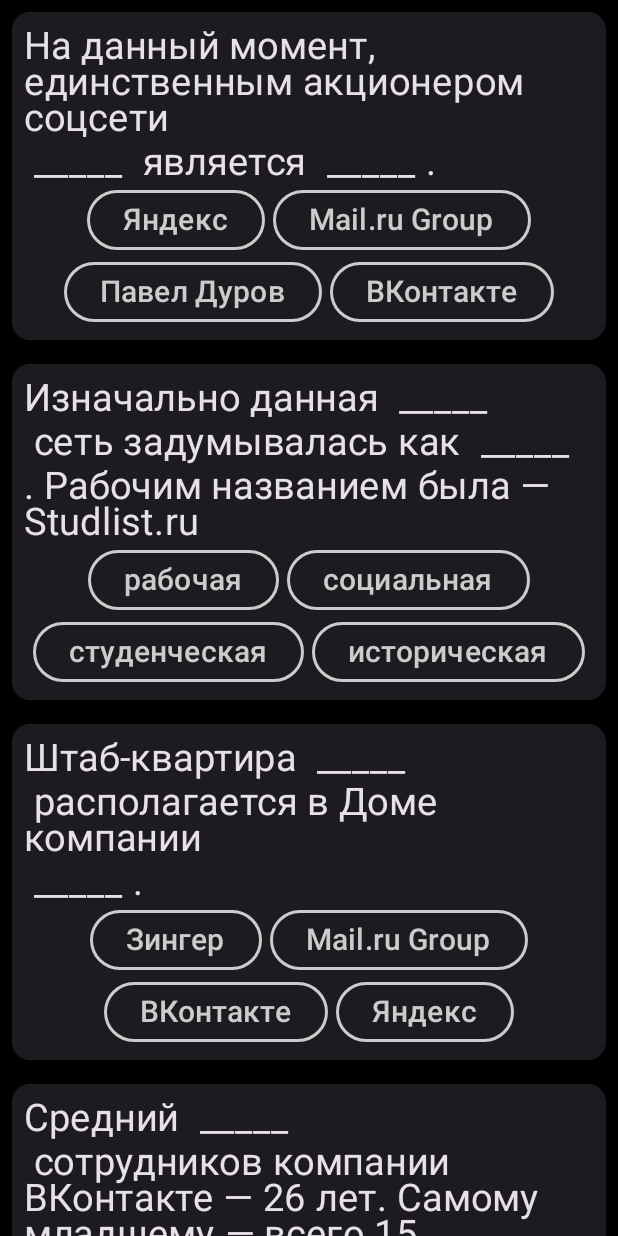
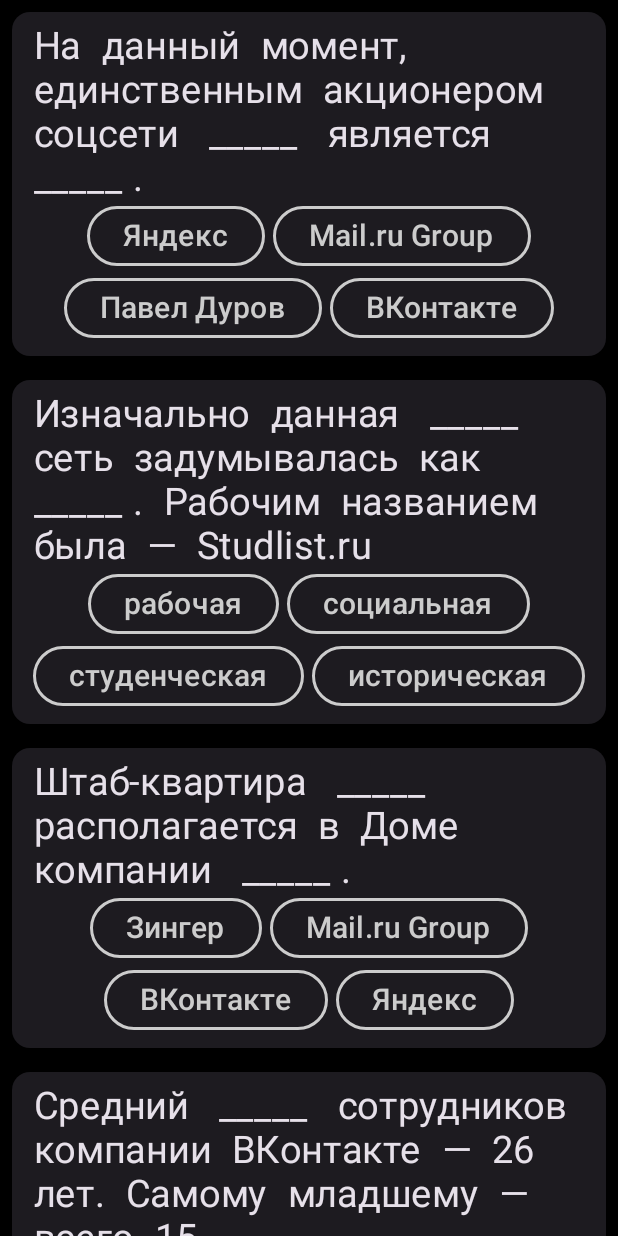
Before and after one commit to ShamsutOFF/AppForVKCup2022, an Android app built with Jetpack Compose: the composable DrawFourthPage shown on its own in the app's theme, on a phone screen of 412 x 824 dp. Run offline under Robolectric (Android 15) with nearby library versions, the phone set to English and light mode, and no system bars; our stand-ins replace accompanist.

Commit message:
Четвертый экран готов!)))

```diff
--- a/app/src/main/java/com/example/appforvkcup2022/second_stage/pages/FourthPage.kt
+++ b/app/src/main/java/com/example/appforvkcup2022/second_stage/pages/FourthPage.kt
@@ -31,7 +31,9 @@
 fun DrawFourthPage() {
     LazyColumn() {
         items(count = Int.MAX_VALUE) { count ->
-            ElevatedCard(modifier = Modifier.padding(8.dp).fillMaxWidth()) {
+            ElevatedCard(modifier = Modifier
+                .padding(8.dp)
+                .fillMaxWidth()) {
                 TextAndButtonsLoader(FourthPageViewModel())
             }
         }
@@ -44,14 +46,27 @@
     val question = viewModel.getRandomTextAndWords()
     val text = question.text
     val missingWords = question.words
-    Column(horizontalAlignment = Alignment.CenterHorizontally, modifier = Modifier.padding(8.dp)) {
-        FlowRow(mainAxisAlignment = FlowMainAxisAlignment.Start) {
-            var tempText = ""
+    Column(
+        horizontalAlignment = Alignment.CenterHorizontally,
+        modifier = Modifier
+            .fillMaxWidth()
+            .padding(8.dp)
+    ) {
+        FlowRow(
+            mainAxisAlignment = FlowMainAxisAlignment.Start,
+            modifier = Modifier.fillMaxWidth()
+        ) {
+            var tempText = " "
             var id = 0
             text.forEachIndexed { index, it ->
                 if (index == text.lastIndex) {
                     tempText += it
                     OrdinaryText(string = tempText)
+                }
+                if (it == ' ') {
+                    tempText += it
+                    OrdinaryText(string = tempText)
+                    tempText = ""
                 }
                 if (it != '$') tempText += it
                 else {
```
Also changed, not shown: app/src/main/java/com/example/appforvkcup2022/second_stage/pages/FourthPageViewModel.kt (+0 -9 lines).
